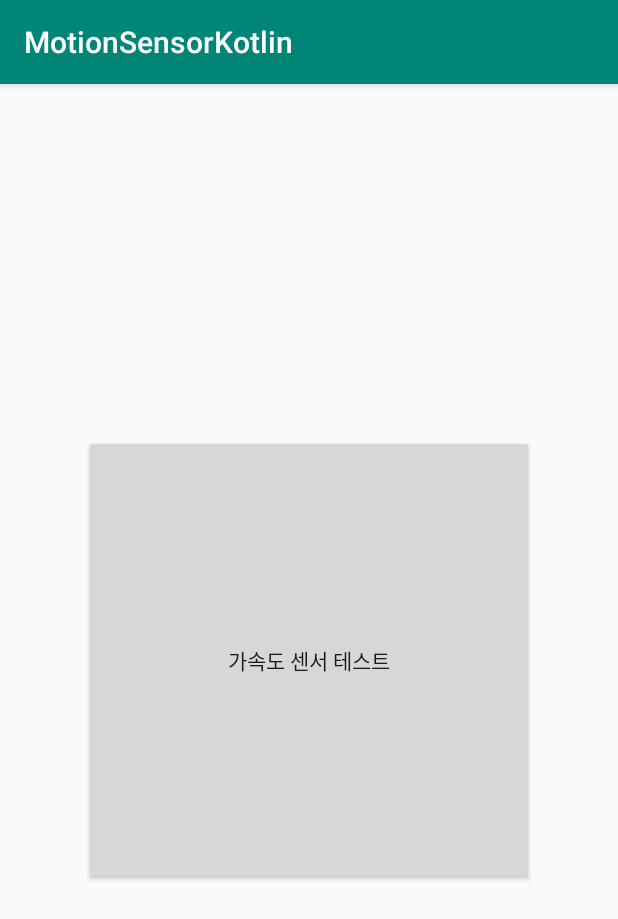
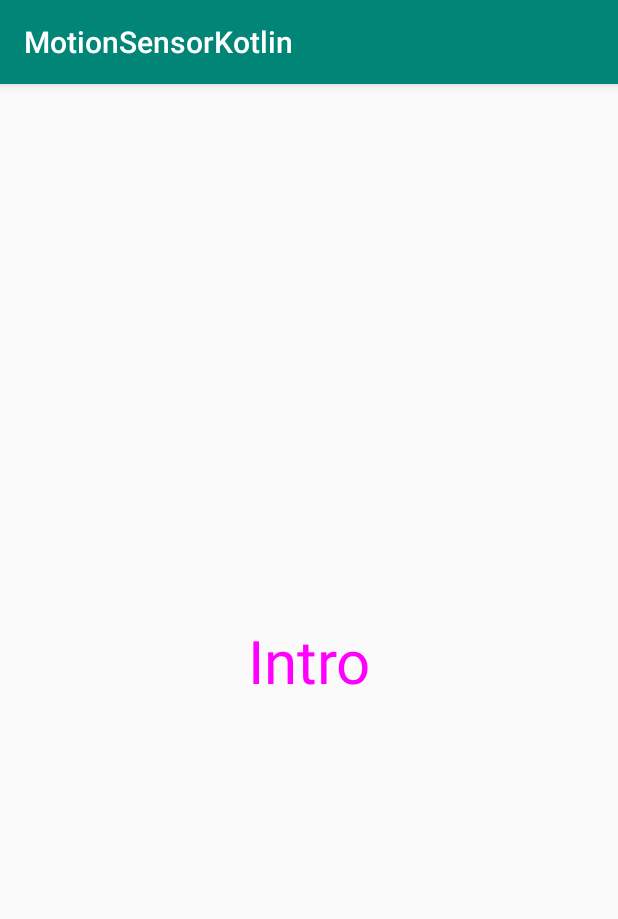
Before and after one commit to rjursi/Motion-Controller, an Android app: the first screen one second after launch (MainActivity before the commit, IntroActivity after it), on a phone screen of 412 x 824 dp. Shown: the top 919 px of the screen. Run offline under Robolectric (Android 15) with nearby library versions, the phone set to English and light mode, and no system bars.

Commit message:
Android Pass ID Success

```diff
--- a/MotionControllerKotlin/app/src/main/java/com/example/motionsensorkotlin/IoSocket.kt
+++ b/MotionControllerKotlin/app/src/main/java/com/example/motionsensorkotlin/IOSocket/IoSocket.kt
@@ -1,4 +1,4 @@
-package com.example.motionsensorkotlin
+package com.example.motionsensorkotlin.IOSocket
 
 import android.util.Log
 import android.widget.Toast
@@ -15,10 +15,11 @@ class IoSocket {
 
     var users: Array<String> = arrayOf()
 
+    lateinit var userId : String
 
-    fun connectIoServer(){
+    fun connectIoServer(uniqueID : String){
 
-        username = "testUser"
+        userId = uniqueID
 
         try{
             mSocket = IO.socket("https://jswebgame.run.goorm.io")
@@ -35,21 +36,26 @@ class IoSocket {
         // 위 연결이 성공적으로 연결이 되면 server 측에서 "connect" 이벤트를 발생
     }
 
+    val onConnect: Emitter.Listener = Emitter.Listener {
+        // login 이벤트를 서버쪽으로 같이 보낼 예정
 
+        mSocket.emit("login", userId)
+        Log.d("IOSocket", "Socket is Connected with $userId")
+    }
+
+
+    // 가속도 센서 데이터 보내는 함수
     fun sendAccData(data : JSONObject){
         mSocket.emit("AccData", data)
     }
+
+    // 자이로스코프 센서 데이터 보내는 함수
 
     fun sendGyroData(data : JSONObject){
         mSocket.emit("GyroData", data)
     }
 
-    val onConnect: Emitter.Listener = Emitter.Listener {
-        // login 이벤트를 서버쪽으로 같이 보낼 예정
 
-        mSocket.emit("login", username)
-        Log.d("IOSocket","Socket is Connected with ${username}")
-    }
 
 
 }
--- /dev/null
+++ b/MotionControllerKotlin/app/src/main/java/com/example/motionsensorkotlin/Intro/IntroPart.kt
@@ -0,0 +1,22 @@
+package com.example.motionsensorkotlin.Intro
+
+import java.util.*
+
+class IntroPart {
+
+    // lateinit : 절대로 Null 이 될 수 없는 속성인데
+    //              초기화를 선언과 동시에 해줄 수 없거나 성능나 기타 다른 조건들로 인해
+    //              초기화를 미뤄아할대 사용
+    private lateinit var uniqueID : String
+
+    fun getAppInstanceId(): String {
+
+        // 앱을 설치한 이후에 고유적으로 부여되는 ID 생성
+        // 해당 ID 는 앱이 제거될때마다 ID가 바뀜
+
+        uniqueID = UUID.randomUUID().toString()
+
+        return uniqueID
+
+    }
+}
--- /dev/null
+++ b/MotionControllerKotlin/app/src/main/java/com/example/motionsensorkotlin/IntroActivity.kt
@@ -0,0 +1,42 @@
+package com.example.motionsensorkotlin
+
+import android.content.Intent
+import android.os.Bundle
+import android.os.Handler
+import android.widget.Toast
+import androidx.appcompat.app.AppCompatActivity
+import com.example.motionsensorkotlin.Intro.IntroPart
+
+class IntroActivity : AppCompatActivity() {
+
+    private lateinit var uniqueID : String
+    var introPart : IntroPart = IntroPart()
+    private val intent_uniqueID = "intent_uniqueID"
+
+    val DURATION : Long = 2000 // 1초 대기하고 이동하도록 설정
+
+    override fun onCreate(savedInstanceState: Bundle?) {
+        super.onCreate(savedInstanceState)
+
+        setContentView(R.layout.activity_intro)
+
+        uniqueID = introPart.getAppInstanceId()
+
+        // 생성한 ID를 Toast 로 한번 출력
+        Toast.makeText(this, "ID" + uniqueID, Toast.LENGTH_LONG).show()
+
+        // 아래 잠시 대기하도록 하여 1초 있다가 MainActivity 로 전환이 되도록 설정
+        Handler().postDelayed({val intent = Intent(this, MainActivity::class.java)
+
+            intent.putExtra(intent_uniqueID, uniqueID)
+            startActivity(intent)
+            finish()
+        },DURATION)
+
+
+
+    }
+
+
+
+}
--- a/MotionControllerKotlin/app/src/main/java/com/example/motionsensorkotlin/AccelerometerSensorListener.kt
+++ b/MotionControllerKotlin/app/src/main/java/com/example/motionsensorkotlin/SensorListener/AccelerometerSensorListener.kt
@@ -1,11 +1,11 @@
-package com.example.motionsensorkotlin
+package com.example.motionsensorkotlin.SensorListener
 
 
 import android.hardware.Sensor
 import android.hardware.SensorEvent
 import android.hardware.SensorEventListener
-import android.util.Log
 import androidx.appcompat.app.AppCompatActivity
+import com.example.motionsensorkotlin.IOSocket.IoSocket
 import org.json.JSONObject
 
 
--- a/MotionControllerKotlin/app/src/main/java/com/example/motionsensorkotlin/GyroScopeSensorListener.kt
+++ b/MotionControllerKotlin/app/src/main/java/com/example/motionsensorkotlin/SensorListener/GyroScopeSensorListener.kt
@@ -1,10 +1,11 @@
-package com.example.motionsensorkotlin
+package com.example.motionsensorkotlin.SensorListener
 
 import android.hardware.Sensor
 import android.hardware.SensorEvent
 import android.hardware.SensorEventListener
 import android.util.Log
 import androidx.appcompat.app.AppCompatActivity
+import com.example.motionsensorkotlin.IOSocket.IoSocket
 import org.json.JSONObject
 
 class GyroScopeSensorListener (IoSocket : IoSocket) :  AppCompatActivity(), SensorEventListener {
--- /dev/null
+++ b/MotionControllerKotlin/app/src/main/res/layout/activity_intro.xml
@@ -0,0 +1,29 @@
+<?xml version="1.0" encoding="utf-8"?>
+<androidx.constraintlayout.widget.ConstraintLayout xmlns:android="http://schemas.android.com/apk/res/android"
+    android:layout_width="match_parent"
+    android:layout_height="match_parent"
+    xmlns:app="http://schemas.android.com/apk/res-auto"
+
+    >
+
+
+    <TextView
+        android:layout_height="wrap_content"
+        android:layout_width="match_parent"
+        android:text="@string/Intro"
+        android:id="@+id/IntroTitle"
+        android:textSize="40dp"
+        android:textColor="#ff00ff"
+        android:textAlignment="center"
+        android:gravity="center"
+
+        app:layout_constraintTop_toTopOf="parent"
+        app:layout_constraintLeft_toLeftOf="parent"
+        app:layout_constraintRight_toRightOf="parent"
+        app:layout_constraintBottom_toBottomOf="parent"
+
+        />
+
+    <!-- 이전 버전도 호환이 되게 하기 위하여 gravity 사용 -->
+
+</androidx.constraintlayout.widget.ConstraintLayout>
--- a/MotionControllerKotlin/app/src/main/res/values/strings.xml
+++ b/MotionControllerKotlin/app/src/main/res/values/strings.xml
@@ -1,3 +1,4 @@
 <resources>
     <string name="app_name">MotionSensorKotlin</string>
+    <string name="Intro">Intro</string>
 </resources>
```
Also changed, not shown: MotionControllerKotlin/app/src/main/AndroidManifest.xml (+4 -3 lines), MotionControllerKotlin/app/src/main/java/com/example/motionsensorkotlin/MainActivity.kt (+26 -5 lines), 1 other file.
